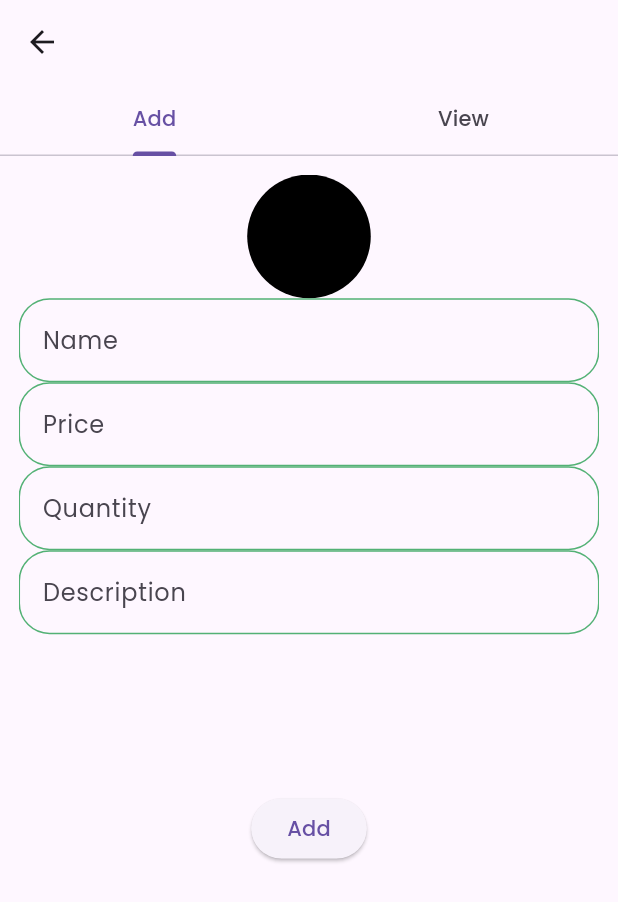
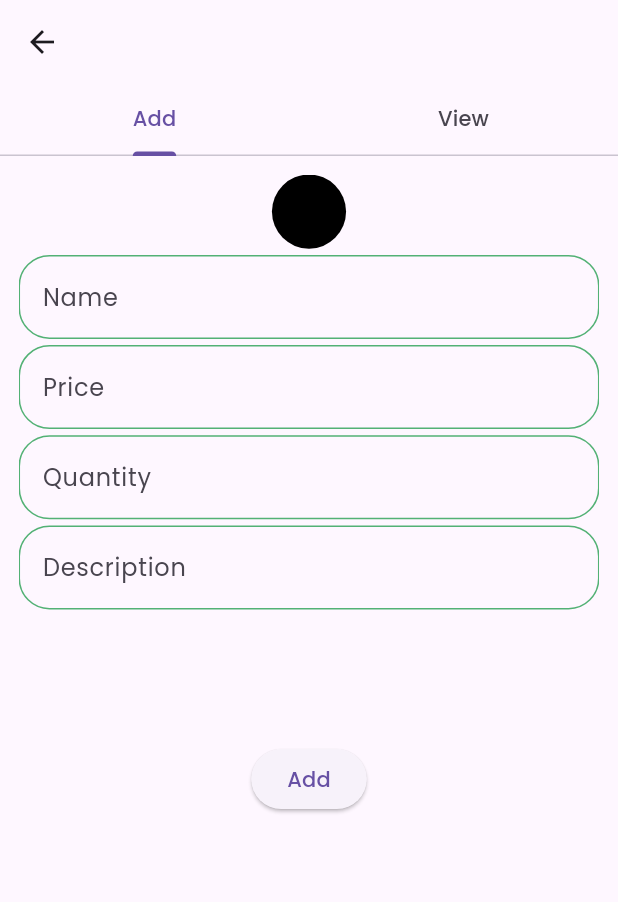
Before and after one commit to shibii787/nectar_admin, a Flutter app: the Pulses screen opened directly, on a phone screen of 412 x 824 dp. Shown: the top 902 px of the screen. Run offline on Flutter 3.47's test engine with Material 3 defaults, Android fonts, the phone set to English and light mode, and no system bars; our stand-ins replace cloud_firestore, file_picker, firebase_auth, firebase_core, firebase_storage, flutter_riverpod and 3 more; accounts and stored records are empty.

Commit message:
splash updated

```diff
--- a/lib/app_administration/best_selling/add_bestSelling.dart
+++ b/lib/app_administration/best_selling/add_bestSelling.dart
@@ -109,7 +109,7 @@ class _BestSellingState extends ConsumerState<BestSelling> {
                                             selectFileToMessage("");
                                           },
                                           child: CircleAvatar(
-                                            radius: w*0.1,
+                                            radius: w*0.07,
                                             backgroundColor: theColors.secondary,
                                             backgroundImage: pickFile != null ? MemoryImage(Uint8List.fromList(pickFile!.bytes as List<int>)) : null,
                                           ),
@@ -120,6 +120,7 @@ class _BestSellingState extends ConsumerState<BestSelling> {
                                       shrinkWrap: true,
                                       physics: BouncingScrollPhysics(),
                                       children: [
+                                        SizedBox(height: w*0.01,),
                                         TextFormField(
                                           controller: itemsNameController,
                                           decoration: InputDecoration(
@@ -141,6 +142,7 @@ class _BestSellingState extends ConsumerState<BestSelling> {
                                               )
                                           ),
                                         ),
+                                        SizedBox(height: w*0.01,),
                                         TextFormField(
                                           controller: priceController,
                                           decoration: InputDecoration(
@@ -162,6 +164,7 @@ class _BestSellingState extends ConsumerState<BestSelling> {
                                               )
                                           ),
                                         ),
+                                        SizedBox(height: w*0.01,),
                                         TextFormField(
                                           controller: qtyController,
                                           decoration: InputDecoration(
@@ -183,6 +186,7 @@ class _BestSellingState extends ConsumerState<BestSelling> {
                                               )
                                           ),
                                         ),
+                                        SizedBox(height: w*0.01,),
                                         TextFormField(
                                           controller: descriptionController,
                                           decoration: InputDecoration(
--- a/lib/app_administration/categories/appView.dart
+++ b/lib/app_administration/categories/appView.dart
@@ -54,7 +54,6 @@ class _AppviewState extends State<Appview> {
         ),),
       ),
       body: Column(
-
         children: [
           StreamBuilder(
              // stream: FirebaseFirestore.instance.collection("categories").doc().collection("subItems").snapshots(),
@@ -99,7 +98,6 @@ class _AppviewState extends State<Appview> {
                               Container(
                                 height: w*0.033,
                                 width: w*0.2,
-
                                 child: Text(newDetails[index]["name"],style: TextStyle(
                                   fontWeight: FontWeight.w600,
 
--- a/lib/app_administration/exclusive/add_view_exclusive.dart
+++ b/lib/app_administration/exclusive/add_view_exclusive.dart
@@ -112,7 +112,7 @@ class _addViewExclusivePageState extends ConsumerState<addViewExclusivePage> {
                                         selectFileToMessage("");
                                       },
                                       child: CircleAvatar(
-                                        radius: w * 0.1,
+                                        radius: w * 0.07,
                                         backgroundColor: theColors.secondary,
                                         backgroundImage: pickFile != null
                                             ? MemoryImage(Uint8List.fromList(
@@ -126,6 +126,7 @@ class _addViewExclusivePageState extends ConsumerState<addViewExclusivePage> {
                                   shrinkWrap: true,
                                   physics: BouncingScrollPhysics(),
                                   children: [
+                                    SizedBox(height: w*0.01,),
                                     TextFormField(
                                       controller: itemNameController,
                                       decoration: InputDecoration(
@@ -147,6 +148,7 @@ class _addViewExclusivePageState extends ConsumerState<addViewExclusivePage> {
                                               borderSide: BorderSide(
                                                   color: theColors.third))),
                                     ),
+                                    SizedBox(height: w*0.01,),
                                     TextFormField(
                                       controller: itemPriceController,
                                       decoration: InputDecoration(
@@ -168,6 +170,7 @@ class _addViewExclusivePageState extends ConsumerState<addViewExclusivePage> {
                                               borderSide: BorderSide(
                                                   color: theColors.third))),
                                     ),
+                                    SizedBox(height: w*0.01,),
                                     TextFormField(
                                       controller: itemQtyController,
                                       decoration: InputDecoration(
@@ -189,6 +192,7 @@ class _addViewExclusivePageState extends ConsumerState<addViewExclusivePage> {
                                               borderSide: BorderSide(
                                                   color: theColors.third))),
                                     ),
+                                    SizedBox(height: w*0.01,),
                                     TextFormField(
                                       controller: itemDescriptionController,
                                       decoration: InputDecoration(
--- a/lib/app_administration/pulses/pulsess.dart
+++ b/lib/app_administration/pulses/pulsess.dart
@@ -113,7 +113,7 @@ class _BestSellingState extends ConsumerState<Pulses> {
                                             selectFileToMessage("");
                                           },
                                           child: CircleAvatar(
-                                            radius: w*0.1,
+                                            radius: w*0.06,
                                             backgroundColor: theColors.secondary,
                                             backgroundImage: pickFile != null ? MemoryImage(Uint8List.fromList(pickFile!.bytes as List<int>)) : null,
                                           ),
@@ -127,6 +127,7 @@ class _BestSellingState extends ConsumerState<Pulses> {
                                         shrinkWrap: true,
                                         physics: BouncingScrollPhysics(),
                                         children: [
+                                          SizedBox(height: w*0.01,),
                                           TextFormField(
                                             controller: itemsNameController,
                                             decoration: InputDecoration(
@@ -147,6 +148,9 @@ class _BestSellingState extends ConsumerState<Pulses> {
                                                     )
                                                 )
                                             ),
+                                          ),
+                                          SizedBox(
+                                            height: w*0.01
                                           ),
                                           TextFormField(
                                             controller: priceController,
@@ -169,6 +173,7 @@ class _BestSellingState extends ConsumerState<Pulses> {
                                                 )
                                             ),
                                           ),
+                                          SizedBox(height: w*0.01,),
                                           TextFormField(
                                             controller: qtyController,
                                             decoration: InputDecoration(
@@ -190,6 +195,7 @@ class _BestSellingState extends ConsumerState<Pulses> {
                                                 )
                                             ),
                                           ),
+                                          SizedBox(height: w*0.01,),
                                           TextFormField(
                                             controller: descriptionController,
                                             decoration: InputDecoration(
--- a/lib/main.dart
+++ b/lib/main.dart
@@ -2,6 +2,7 @@ import 'package:firebase_core/firebase_core.dart';
 import 'package:flutter/material.dart';
 import 'package:flutter_riverpod/flutter_riverpod.dart';
 import 'package:google_fonts/google_fonts.dart';
+import 'package:nectar_admin/app_administration/categories/appView.dart';
 import 'package:nectar_admin/app_administration/categories/app_categories.dart';
 import 'package:nectar_admin/app_administration/pulses/pulsess.dart';
 import 'package:nectar_admin/app_intro/login_page.dart';
@@ -50,7 +51,7 @@ class _nectarState extends State<nectar> {
             textTheme: GoogleFonts.poppinsTextTheme(),
         ),
         debugShowCheckedModeBanner: false,
-        home: Pulses(),
+        home: Appview(),
       ),
     );
   }
```
